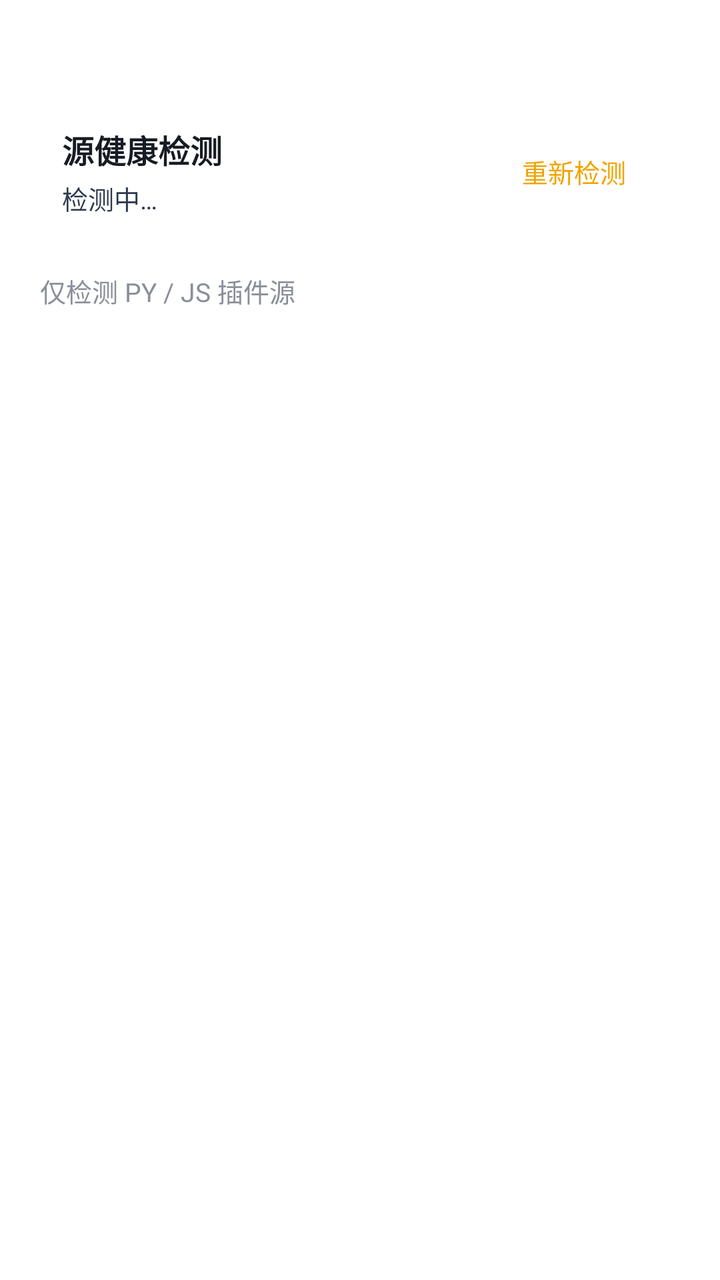
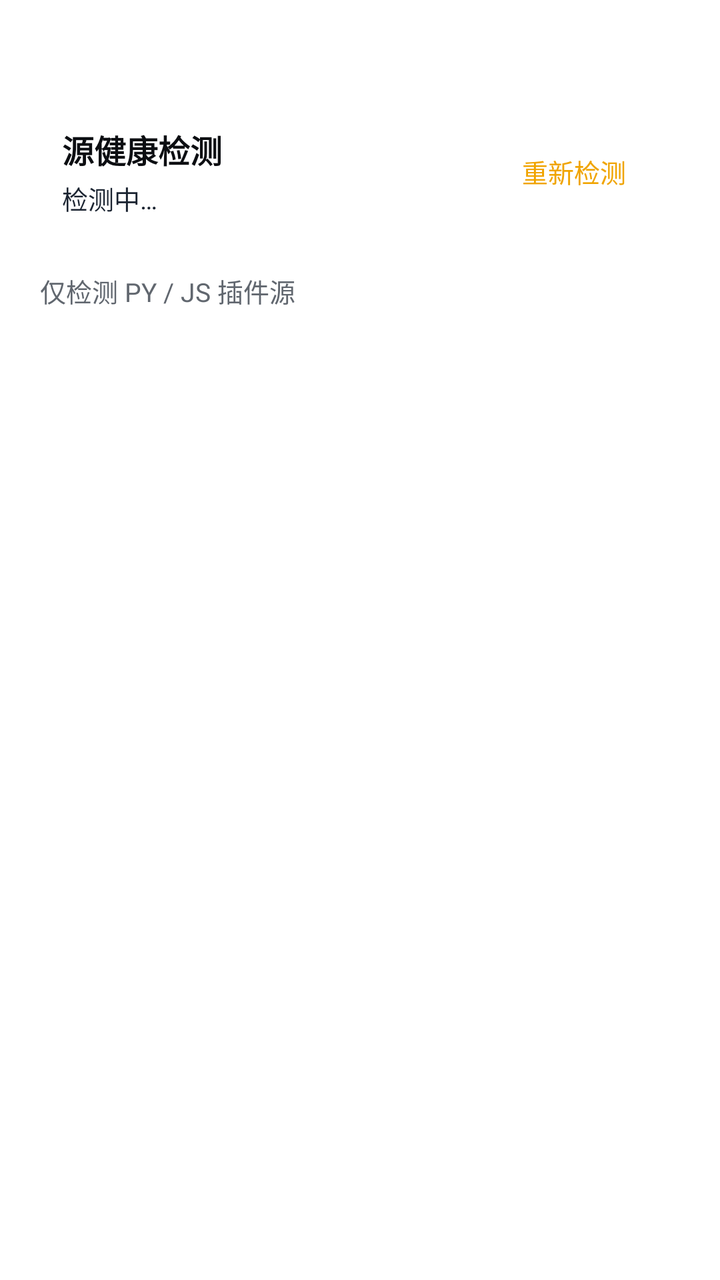

Before-and-after screenshots of an Android layout around one commit, followed by the original layout XML and the change that was made.
<!-- AndroidManifest.xml: another module's application theme Theme.App -->
<!-- res/layout/activity_health.xml -->
<?xml version="1.0" encoding="utf-8"?>
<LinearLayout xmlns:android="http://schemas.android.com/apk/res/android"
    android:layout_width="match_parent"
    android:layout_height="match_parent"
    android:fitsSystemWindows="true"
    android:orientation="vertical">

    <LinearLayout
        android:layout_width="match_parent"
        android:layout_height="match_parent"
        android:orientation="vertical"
        android:paddingLeft="16dp"
        android:paddingRight="16dp"
        android:paddingTop="48dp">

        <LinearLayout
            android:layout_width="match_parent"
            android:layout_height="wrap_content"
            android:layout_marginBottom="12dp"
            android:background="@drawable/xc_setcard_v2"
            android:gravity="center_vertical"
            android:minHeight="64dp"
            android:orientation="horizontal"
            android:padding="15dp">
            <LinearLayout
                android:layout_width="0dp"
                android:layout_height="wrap_content"
                android:layout_weight="1"
                android:orientation="vertical">
                <TextView
                    android:layout_width="wrap_content"
                    android:layout_height="wrap_content"
                    android:text="源健康检测"
                    android:textColor="#171B23"
                    android:textSize="16sp"
                    android:textStyle="bold" />
                <TextView
                    android:id="@+id/tv_summary"
                    android:layout_width="wrap_content"
                    android:layout_height="wrap_content"
                    android:layout_marginTop="3dp"
                    android:text="检测中…"
                    android:textColor="#2E3A4E"
                    android:textSize="13sp" />
            </LinearLayout>
            <TextView
                android:id="@+id/btn_retest"
                android:layout_width="wrap_content"
                android:layout_height="wrap_content"
                android:background="@drawable/xc_setcard_v2"
                android:paddingLeft="16dp"
                android:paddingRight="16dp"
                android:paddingTop="8dp"
                android:paddingBottom="8dp"
                android:text="重新检测"
                android:textColor="#F0A400"
                android:textSize="13sp" />
        </LinearLayout>

        <TextView
            android:layout_width="match_parent"
            android:layout_height="wrap_content"
            android:layout_marginBottom="8dp"
            android:paddingLeft="4dp"
            android:text="仅检测 PY / JS 插件源"
            android:textColor="#8A8F99"
            android:textSize="13sp" />

        <TextView
            android:id="@+id/tv_empty"
            android:layout_width="match_parent"
            android:layout_height="0dp"
            android:layout_weight="1"
            android:gravity="center"
            android:text="暂无 PY / JS 源"
            android:textColor="#8A8F99"
            android:textSize="14sp"
            android:visibility="gone" />

        <androidx.recyclerview.widget.RecyclerView
            android:id="@+id/rv_sites"
            android:layout_width="match_parent"
            android:layout_height="0dp"
            android:layout_weight="1"
            android:clipToPadding="false"
            android:paddingBottom="16dp" />
    </LinearLayout>
</LinearLayout>
<!-- resources referenced by this layout -->
<resources>
  <!-- drawable xc_setcard_v2 (drawable) -->
  <?xml version="1.0" encoding="utf-8"?>
  <shape xmlns:android="http://schemas.android.com/apk/res/android" android:shape="rectangle">
      <corners android:radius="10dp" />
      <solid android:color="#57FFFFFF" />
      <stroke android:width="1dp" android:color="#61FFFFFF" />
  </shape>
  <style name="Theme.App" parent="Theme.XingChen">
          <item name="android:windowDisablePreview">true</item>
          <item name="android:windowSplashScreenBackground">#000000</item>
          <item name="android:windowBackground">#000000</item>
      </style>
  <style name="Theme.XingChen" parent="Theme.Material3.DayNight.NoActionBar">
          <item name="android:windowBackground">@android:color/transparent</item>
                <item name="android:colorBackground">@android:color/transparent</item>
          <item name="colorPrimary">#f0a400</item>
          <item name="colorPrimaryVariant">#c07f00</item>
          <item name="colorOnPrimary">@android:color/white</item>
      </style>
</resources>

<!-- the commit's change to res/layout/activity_health.xml (unified diff, before → after) -->
@@ -31,7 +31,7 @@
                     android:layout_width="wrap_content"
                     android:layout_height="wrap_content"
                     android:text="源健康检测"
-                    android:textColor="#171B23"
+                    android:textColor="#0C0E12"
                     android:textSize="16sp"
                     android:textStyle="bold" />
                 <TextView
@@ -40,7 +40,7 @@
                     android:layout_height="wrap_content"
                     android:layout_marginTop="3dp"
                     android:text="检测中…"
-                    android:textColor="#2E3A4E"
+                    android:textColor="#1B2431"
                     android:textSize="13sp" />
             </LinearLayout>
             <TextView
@@ -63,7 +63,7 @@
             android:layout_marginBottom="8dp"
             android:paddingLeft="4dp"
             android:text="仅检测 PY / JS 插件源"
-            android:textColor="#8A8F99"
+            android:textColor="#61676F"
             android:textSize="13sp" />
 
         <TextView
@@ -73,7 +73,7 @@
             android:layout_weight="1"
             android:gravity="center"
             android:text="暂无 PY / JS 源"
-            android:textColor="#8A8F99"
+            android:textColor="#61676F"
             android:textSize="14sp"
             android:visibility="gone" />
 
